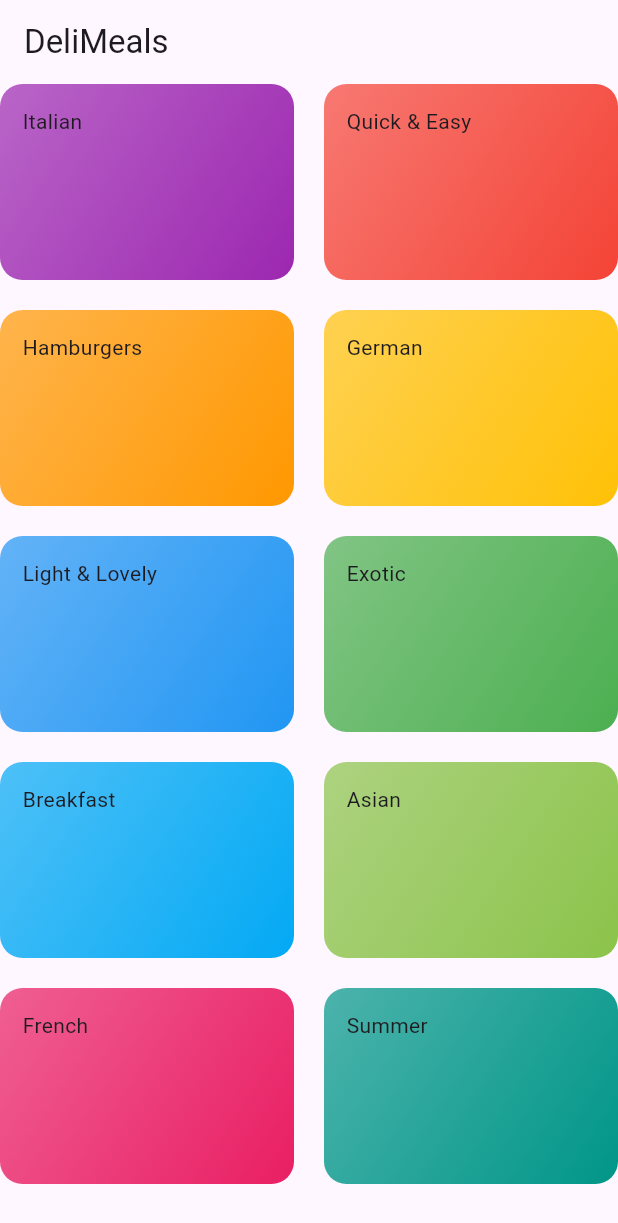
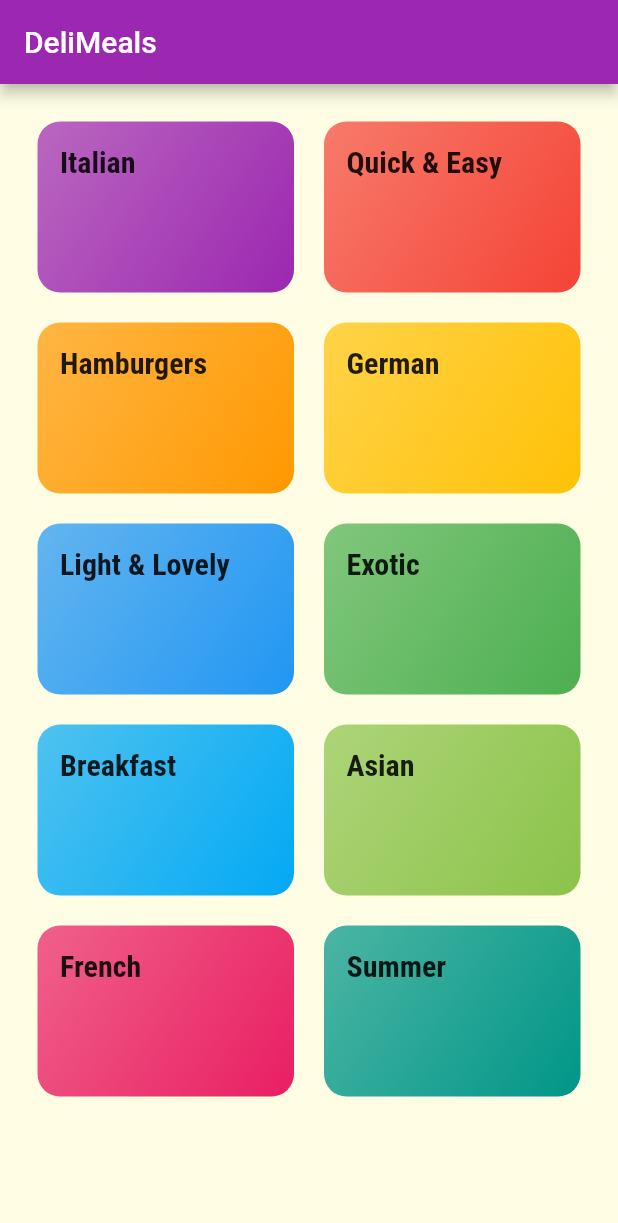
Before and after one commit to harshitgupta2643/All_Flutter, a Flutter app: the screen it shows after launch, on a phone screen of 412 x 824 dp. Shown: the top 1223 px of the screen. Run offline on Flutter 3.47's test engine with Material 2 defaults, Android fonts, the phone set to English and light mode, and no system bars.

Commit message:
styling and theming

```diff
--- a/lib/catagories_item.dart
+++ b/lib/catagories_item.dart
@@ -9,8 +9,11 @@ class CategoryItem extends StatelessWidget {
   @override
   Widget build(BuildContext context) {
     return Container(
-      padding: EdgeInsets.all(15),
-      child: Text(title),
+      padding: const EdgeInsets.all(15),
+      child: Text(
+        title,
+        style: Theme.of(context).textTheme.titleMedium,
+      ),
       decoration: BoxDecoration(
         gradient: LinearGradient(
           colors: [
--- a/lib/category_screen.dart
+++ b/lib/category_screen.dart
@@ -10,6 +10,7 @@ class CatagoriesScreen extends StatelessWidget {
         title: const Text('DeliMeals'),
       ),
       body: GridView(
+        padding: const EdgeInsets.all(25),
         children: DUMMY_CATEGORIES
             .map((catData) => CategoryItem(catData.title, catData.color))
             .toList(),
--- a/lib/main.dart
+++ b/lib/main.dart
@@ -9,8 +9,22 @@ class MyApp extends StatelessWidget {
     return MaterialApp(
       title: 'DeliMeals',
       theme: ThemeData(
-        colorScheme: ColorScheme.fromSeed(seedColor: Colors.deepPurple),
-        useMaterial3: true,
+        primarySwatch: Colors.purple,
+        hintColor: Color.fromARGB(255, 23, 202, 70),
+        canvasColor: Color.fromRGBO(255, 254, 229, 1),
+        fontFamily: 'Raleway',
+        textTheme: ThemeData.light().textTheme.copyWith(
+            bodyText1: TextStyle(
+              color: Color.fromRGBO(20, 51, 51, 1),
+            ),
+            bodyText2: TextStyle(
+              color: Color.fromRGBO(20, 51, 51, 1),
+            ),
+            subtitle1: TextStyle(
+              fontSize: 20,
+              fontFamily: 'RobotoCondensed',
+              fontWeight: FontWeight.bold,
+            )),
       ),
       home: CatagoriesScreen(),
     );
```
Also changed, not shown: pubspec.yaml (+18 -12 lines), a/assets/fonts/Raleway-Black.ttf (added), a/assets/fonts/Raleway-Bold.ttf (added), a/assets/fonts/Raleway-Regular.ttf (added), a/assets/fonts/RobotoCondensed-Bold.ttf (added), a/assets/fonts/RobotoCondensed-Italic.ttf (added), a/assets/fonts/RobotoCondensed-Light.ttf (added), a/assets/fonts/RobotoCondensed-Regular.ttf (added).
